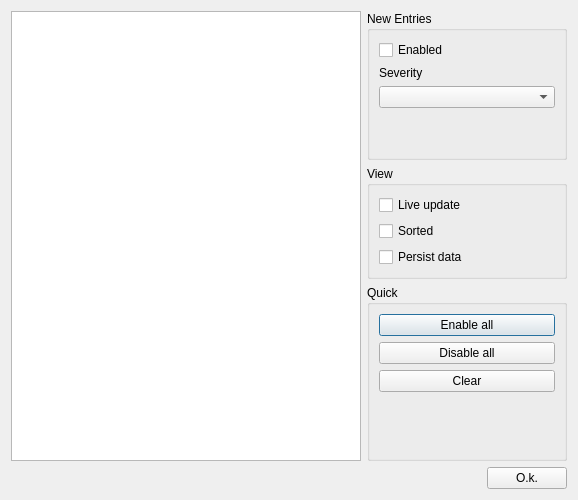
Qt form antilog/src/extendedfilterdialog.ui (bjerrep/antilog) before a commit.
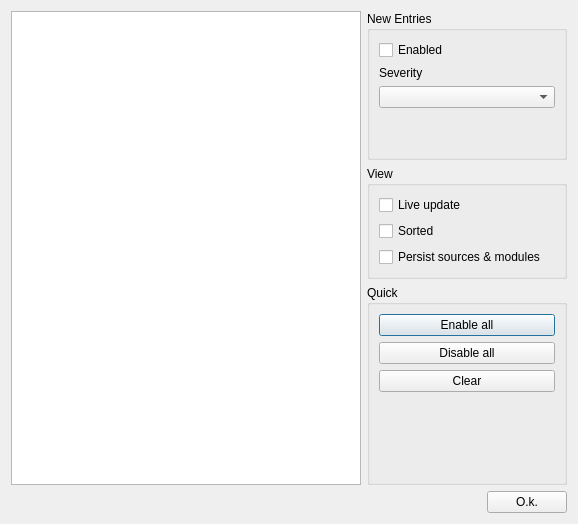
The same form after that commit. Icons and pictures are not drawn.

Diff of the .ui file:
```diff
--- a/antilog/src/extendedfilterdialog.ui
+++ b/antilog/src/extendedfilterdialog.ui
@@ -6,8 +6,8 @@
    <rect>
     <x>0</x>
     <y>0</y>
-    <width>495</width>
-    <height>500</height>
+    <width>576</width>
+    <height>524</height>
    </rect>
   </property>
   <property name="sizePolicy">
@@ -161,7 +161,7 @@
           <item>
            <widget class="QCheckBox" name="checkBoxPersist">
             <property name="text">
-             <string>Persist data</string>
+             <string>Persist sources &amp;&amp; modules</string>
             </property>
            </widget>
           </item>
```
